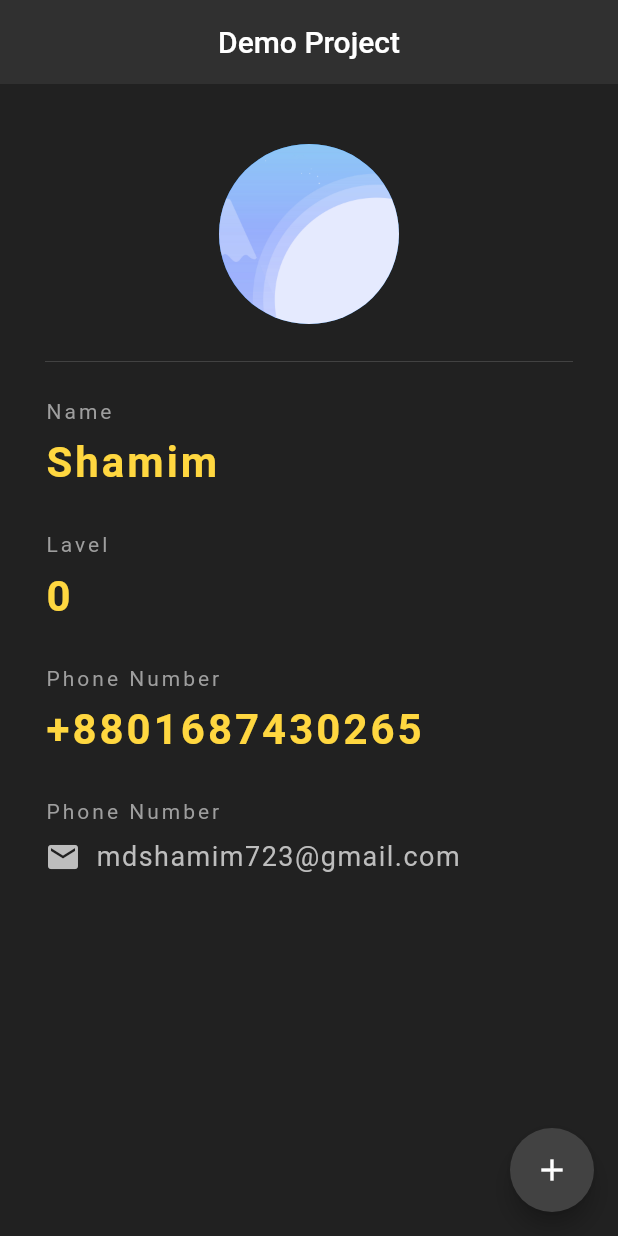
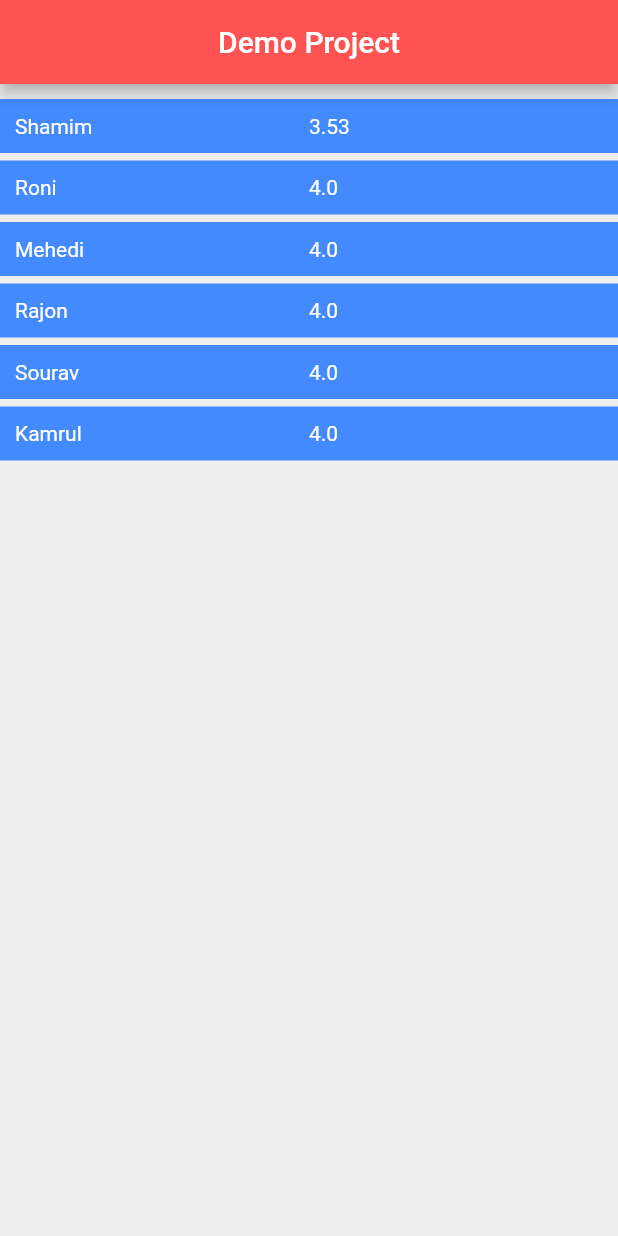
Before and after one commit to 3-Shamim/helping-flutter-project, a Flutter app: the screen it shows after launch, on a phone screen of 412 x 824 dp. Run offline on Flutter 3.47's test engine with Material 2 defaults, Android fonts, the phone set to English and light mode, and no system bars.

Commit message:
list of data

```diff
--- a/lib/main.dart
+++ b/lib/main.dart
@@ -17,124 +17,75 @@ class _HomeState extends State<Home> {
   @override
   Widget build(BuildContext context) {
     return Scaffold(
-      backgroundColor: Colors.grey[900],
+      backgroundColor: Colors.grey[200],
       appBar: AppBar(
         title: Text("Demo Project"),
         centerTitle: true,
-        backgroundColor: Colors.grey[850],
-        elevation: 0.0,
+        backgroundColor: Colors.redAccent,
+//        elevation: 0.0,
       ),
-      floatingActionButton: FloatingActionButton(
-        onPressed: () {
-//          level += 1;
-          setState(() {
-            level++;
-          });
-        },
-        child: Icon(Icons.add),
-        backgroundColor: Colors.grey[800],
-      ),
-      body: Padding(
-        padding: const EdgeInsets.fromLTRB(30.0, 40.0, 30.0, 0.0),
-        child: Column(
-          crossAxisAlignment: CrossAxisAlignment.start,
-          children: <Widget>[
-            Center(
-              child: CircleAvatar(
-                backgroundImage: AssetImage("assets/wallpaper4.jpg"),
-                radius: 60.0,
-              ),
-            ),
-            Divider(
-              height: 50.0,
-              color: Colors.grey[800],
-            ),
-            Text(
-              "Name",
-              style: TextStyle(color: Colors.grey, letterSpacing: 2.0),
-            ),
-            SizedBox(
-              height: 10.0,
-            ),
-            Text(
-              "Shamim",
-              style: TextStyle(
-                  color: Colors.amberAccent[200],
-                  letterSpacing: 2.0,
-                  fontSize: 28.0,
-                  fontWeight: FontWeight.bold),
-            ),
-            SizedBox(
-              height: 30,
-            ),
-            Text(
-              "Lavel",
-              style: TextStyle(color: Colors.grey, letterSpacing: 2.0),
-            ),
-            SizedBox(
-              height: 10.0,
-            ),
-            Text(
-              "$level",
-              style: TextStyle(
-                  color: Colors.amberAccent[200],
-                  letterSpacing: 2.0,
-                  fontSize: 28.0,
-                  fontWeight: FontWeight.bold),
-            ),
-            SizedBox(
-              height: 30,
-            ),
-            Text(
-              "Phone Number",
-              style: TextStyle(color: Colors.grey, letterSpacing: 2.0),
-            ),
-            SizedBox(
-              height: 10.0,
-            ),
-            Text(
-              "+8801687430265",
-              style: TextStyle(
-                  color: Colors.amberAccent[200],
-                  letterSpacing: 2.0,
-                  fontSize: 28.0,
-                  fontWeight: FontWeight.bold),
-            ),
-            SizedBox(
-              height: 30,
-            ),
-            Text(
-              "Phone Number",
-              style: TextStyle(color: Colors.grey, letterSpacing: 2.0),
-            ),
-            SizedBox(
-              height: 10.0,
-            ),
-            Row(
+      body: UserList(),
+    );
+  }
+}
+
+class UserList extends StatefulWidget {
+  @override
+  _UserListState createState() => _UserListState();
+}
+
+class _UserListState extends State<UserList> {
+  List<User> userList = [
+    User("Shamim", 3.53),
+    User("Roni", 4),
+    User("Mehedi", 4),
+    User("Rajon", 4),
+    User("Sourav", 4),
+    User("Kamrul", 4)
+  ];
+
+  @override
+  Widget build(BuildContext context) {
+    return Padding(
+      padding: EdgeInsets.only(top: 10.0),
+      child: Column(
+        children: userList.map((e) {
+          return Container(
+            padding: EdgeInsets.all(10.0),
+            margin: EdgeInsets.only(bottom: 5.0),
+            color: Colors.blueAccent,
+            child: Row(
               children: <Widget>[
-                Icon(
-                  Icons.email,
-                  color: Colors.grey[400],
+                Expanded(
+                  flex: 1,
+                  child: Text(
+                    e._name,
+                    style: TextStyle(color: Colors.white),
+                  ),
                 ),
-                SizedBox(
-                  width: 10.0,
+                Expanded(
+                  flex: 1,
+                  child: Text(
+                    e.cgpa.toString(),
+                    style: TextStyle(color: Colors.white),
+                  ),
                 ),
-                Text(
-                  "mdshamim723@gmail.com",
-                  style: TextStyle(
-                    color: Colors.grey[400],
-                    fontSize: 18.0,
-                    letterSpacing: 1.0,
-                  ),
-                )
               ],
             ),
-            SizedBox(
-              height: 30,
-            ),
-          ],
-        ),
+          );
+        }).toList(),
       ),
     );
   }
 }
+
+class User {
+  String _name;
+  double _cgpa;
+
+  User(this._name, this._cgpa);
+
+  double get cgpa => _cgpa;
+
+  String get name => _name;
+}
```
